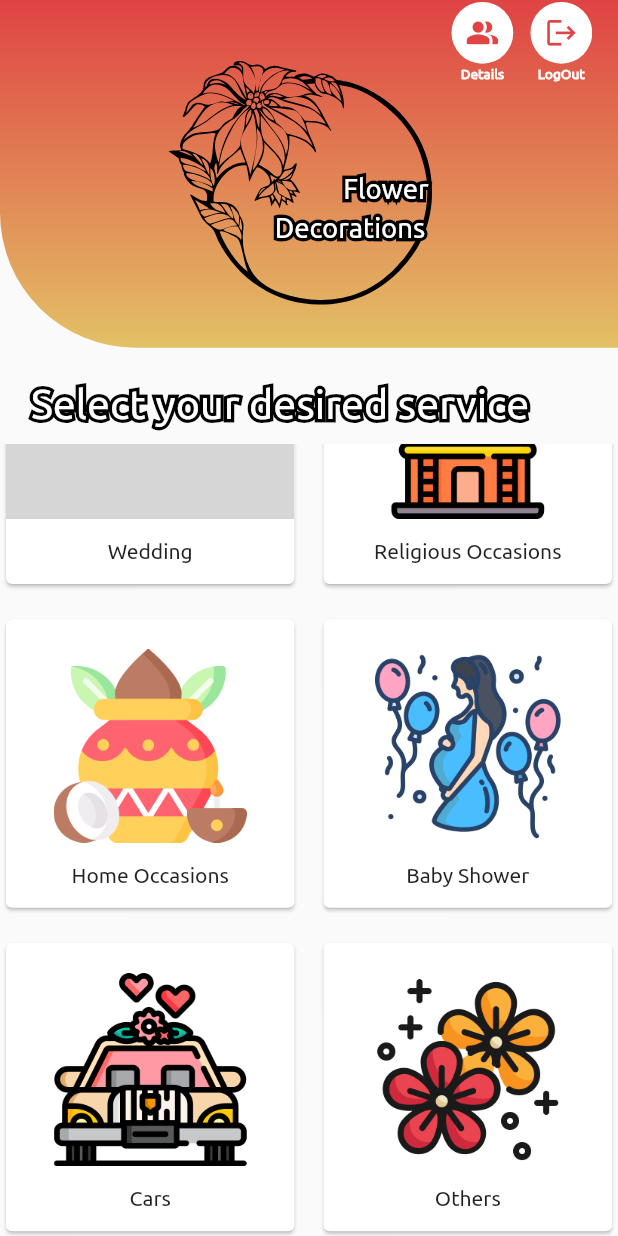
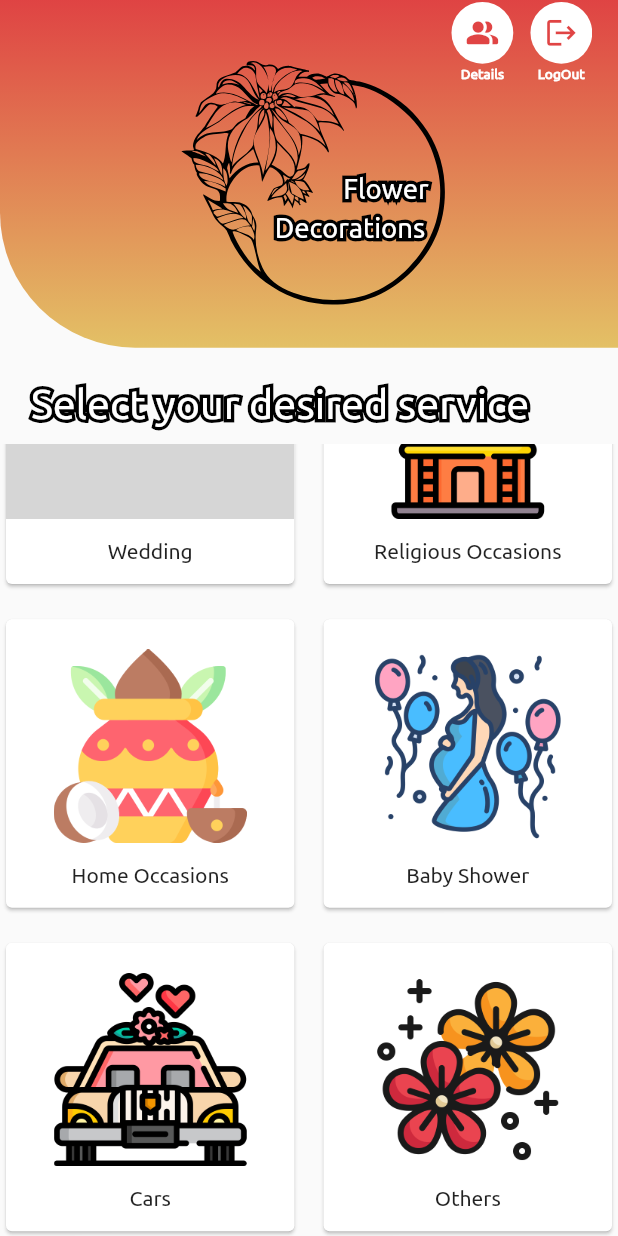
Before and after one commit to rishilin09/flowerdecorations, a Flutter app: the screen it shows once a user with an empty profile is signed in, scrolled down 103 dp, on a phone screen of 412 x 824 dp. Run offline on Flutter 3.47's test engine with Material 2 defaults, Android fonts, the phone set to English and light mode, and no system bars; our stand-ins replace barcode_widget, cloud_firestore, firebase_auth, firebase_core, firebase_storage, flutter_screenutil and 6 more; missing offline and left inert: telephony; accounts and stored records are empty; grey boxes are pictures that could not be loaded.

Commit message:
Initial Commit

```diff
--- a/lib/Screens/home_page.dart
+++ b/lib/Screens/home_page.dart
@@ -136,7 +136,7 @@ class _HomePageState extends State<HomePage> {
             alignment: Alignment.center,
             child: Padding(
               padding: EdgeInsets.only(
-                  top: 18.h), //EdgeInsets.fromLTRB(15.w, 108.h, 13.w, 229.h),
+                  top: 18.h,left: 15.w), //EdgeInsets.fromLTRB(15.w, 108.h, 13.w, 229.h),
               child: SvgPicture.asset(
                 ImageStrings.splashLogo,
                 width: 166.w,
--- a/lib/Screens/splash_screen.dart
+++ b/lib/Screens/splash_screen.dart
@@ -51,11 +51,11 @@ class _SplashScreenState extends State<SplashScreen> {
             children: <Widget>[
               Padding(
                 padding: EdgeInsets.only(
-                top: 108.h), //EdgeInsets.fromLTRB(15.w, 108.h, 13.w, 229.h),
+                    top: 108.h, left: 15.w), //EdgeInsets.fromLTRB(15.w, 108.h, 13.w, 229.h),
                 child: SvgPicture.asset(
                   ImageStrings.splashLogo,
-              width: 350.w,
-              height: 300.h,
+                  width: 330.w,
+                  height: 305.h,
                   color: Colors.black,
                 ),
               ),
```
Lines whose indentation alone changed are shown as unchanged.
